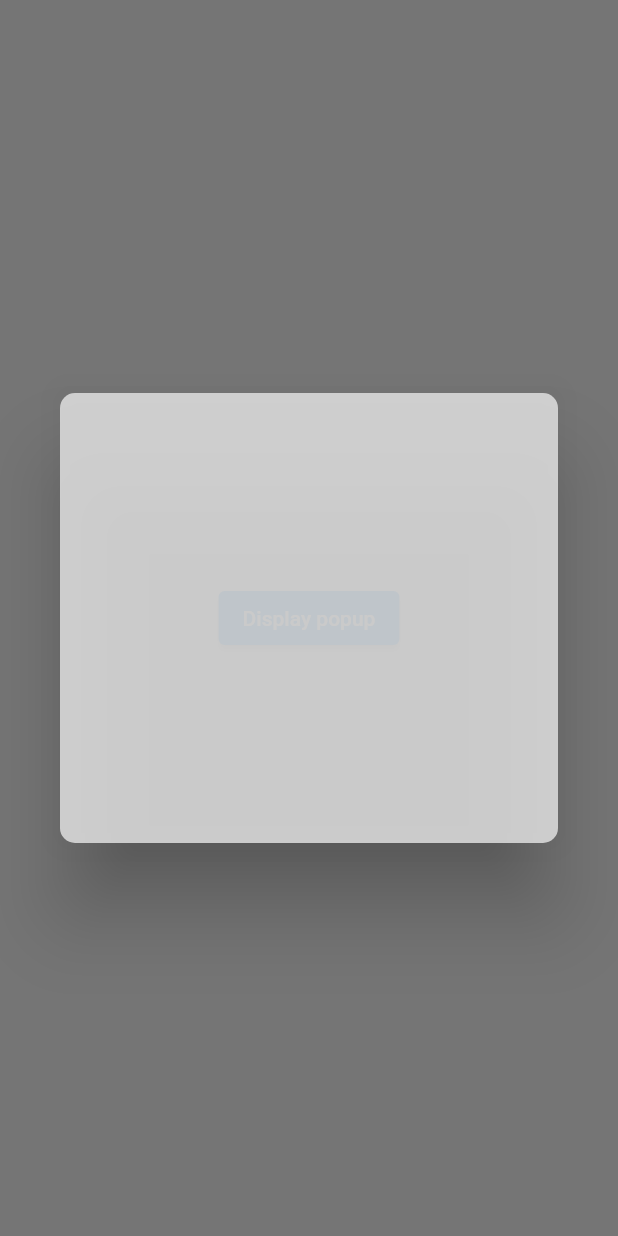
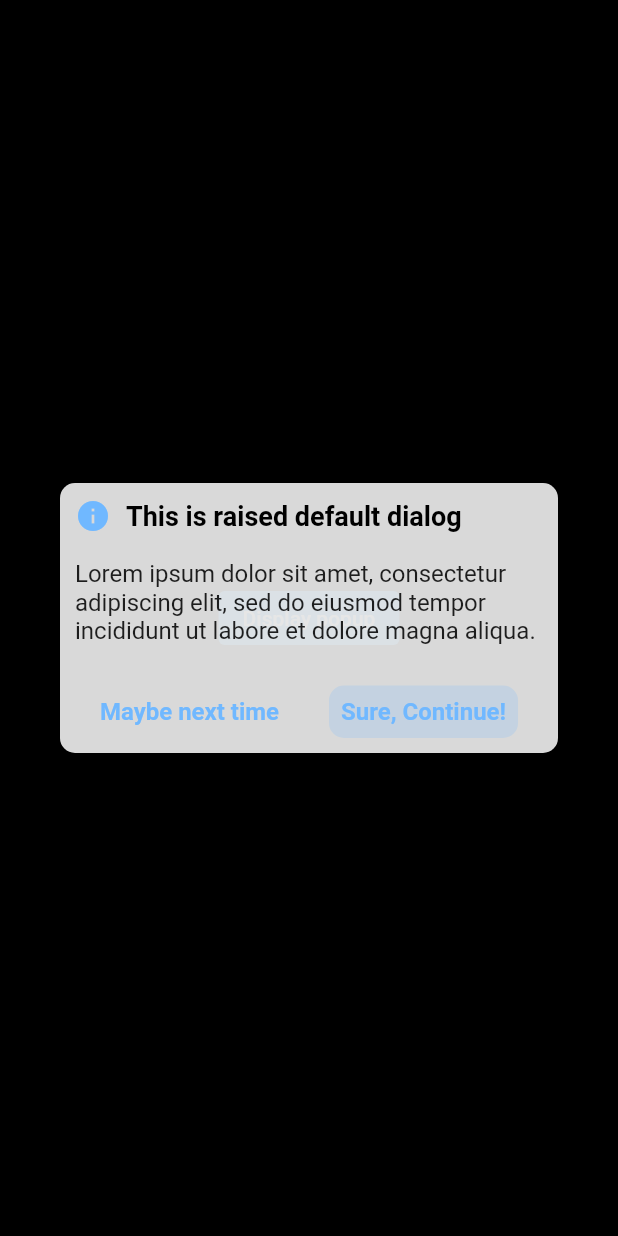
Before and after one commit to koukibadr/Blurry, a Flutter app: the screen it shows after launch, after a tap on "Display popup", on a phone screen of 412 x 824 dp. Run offline on Flutter 3.47's test engine with Material 2 defaults, Android fonts, the phone set to English and light mode, and no system bars.

Commit message:
create blurry package base widget content

```diff
--- a/example/lib/main.dart
+++ b/example/lib/main.dart
@@ -30,7 +30,7 @@ class ExampleWidget extends StatelessWidget {
   Widget build(BuildContext context) {
     return Scaffold(
       body: Container(
-        color: Colors.white,
+        color: Colors.black,
         width: double.infinity,
         child: Center(
           child: ElevatedButton(
--- a/lib/blurry.dart
+++ b/lib/blurry.dart
@@ -20,11 +20,64 @@ class Blurry extends StatelessWidget {
   @override
   Widget build(BuildContext context) {
     return Container(
-      height: 300,
+      height: 180,
       width: MediaQuery.of(context).size.width,
       decoration: BoxDecoration(
           borderRadius: BorderRadius.circular(10),
-          color: (const Color(0xFFDFDFDF)).withOpacity(0.85)),
+          color: (const Color(0xFFFFFFFF)).withOpacity(0.85)),
+      child: Column(
+        mainAxisAlignment: MainAxisAlignment.center,
+        children: [
+          Padding(
+            padding: const EdgeInsets.only(left: 10, top: 10),
+            child: Row(
+              children: const [
+                Icon(Icons.info, color: Color(0xff70B8FF)),
+                SizedBox(
+                  width: 10,
+                ),
+                Text('This is raised default dialog',
+                    style: TextStyle(
+                        color: Colors.black,
+                        fontWeight: FontWeight.bold,
+                        fontSize: 18))
+              ],
+            ),
+          ),
+          Expanded(
+              child: Padding(
+            padding: const EdgeInsets.all(10),
+            child: Center(
+              child: Text(
+                  'Lorem ipsum dolor sit amet, consectetur adipiscing elit, sed do eiusmod tempor incididunt ut labore et dolore magna aliqua.'),
+            ),
+          )),
+          Padding(
+            padding: const EdgeInsets.all(10),
+            child: Row(
+              mainAxisAlignment: MainAxisAlignment.spaceAround,
+              children: [
+                const Text('Maybe next time',
+                    style: TextStyle(
+                        fontWeight: FontWeight.bold, color: Color(0xff70B8FF))),
+                Container(
+                    decoration: BoxDecoration(
+                      borderRadius: BorderRadius.circular(10),
+                      color: Color(0xff70B8FF).withOpacity(0.2),
+                    ),
+                    child: Padding(
+                      padding: const EdgeInsets.all(8.0),
+                      child: Text(
+                        'Sure, Continue!',
+                        style: TextStyle(
+                            fontWeight: FontWeight.bold, color: Color(0xff70B8FF)),
+                      ),
+                    )),
+              ],
+            ),
+          )
+        ],
+      ),
     );
   }
 }
```
